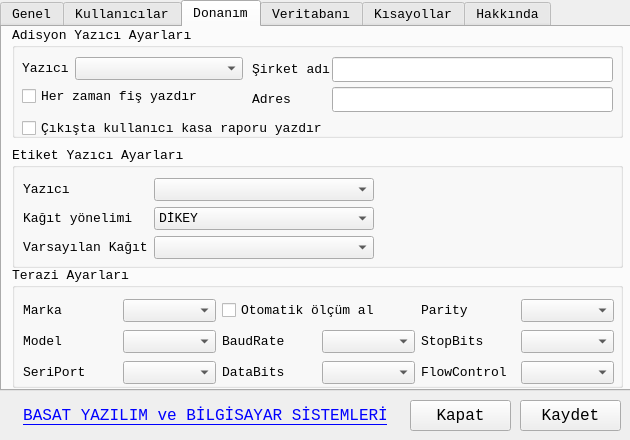
Above: ayarlardialog.ui from mamoo81/bhss before the change. Below: the same form after it.
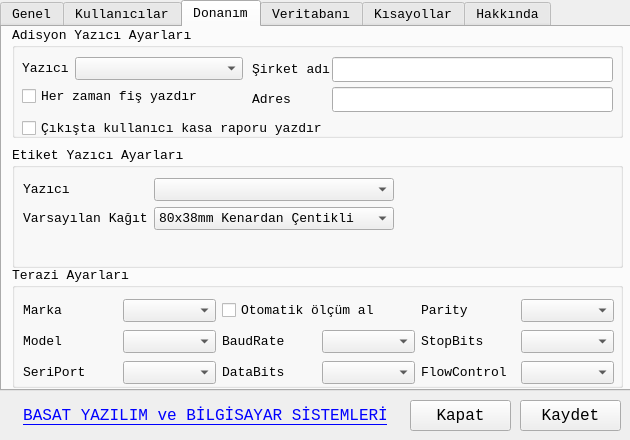
That is the form after the change. Icons and pictures are not drawn.

Commit message: dikey 100x38mm ortadan çentikli raf etiketi desteği

```diff
--- a/ayarlardialog.ui
+++ b/ayarlardialog.ui
@@ -748,8 +748,8 @@
        <rect>
         <x>11</x>
         <y>31</y>
-        <width>351</width>
-        <height>86</height>
+        <width>371</width>
+        <height>61</height>
        </rect>
       </property>
       <layout class="QFormLayout" name="formLayout_3">
@@ -764,35 +764,25 @@
         <widget class="QComboBox" name="EtiketYazicicomboBox"/>
        </item>
        <item row="1" column="0">
-        <widget class="QLabel" name="label_14">
-         <property name="text">
-          <string>Kağıt yönelimi</string>
-         </property>
-        </widget>
-       </item>
-       <item row="1" column="1">
-        <widget class="QComboBox" name="YonelimcomboBox">
-         <item>
-          <property name="text">
-           <string>DİKEY</string>
-          </property>
-         </item>
-         <item>
-          <property name="text">
-           <string>YATAY</string>
-          </property>
-         </item>
-        </widget>
-       </item>
-       <item row="2" column="0">
         <widget class="QLabel" name="label_36">
          <property name="text">
           <string>Varsayılan Kağıt</string>
          </property>
         </widget>
        </item>
-       <item row="2" column="1">
-        <widget class="QComboBox" name="VarsayilanKagitcomboBox"/>
+       <item row="1" column="1">
+        <widget class="QComboBox" name="VarsayilanKagitcomboBox">
+         <item>
+          <property name="text">
+           <string>80x38mm Kenardan Çentikli</string>
+          </property>
+         </item>
+         <item>
+          <property name="text">
+           <string>100x38mm Ortadan Çentikli</string>
+          </property>
+         </item>
+        </widget>
        </item>
       </layout>
      </widget>
```
The commit also changes 8 other files.
